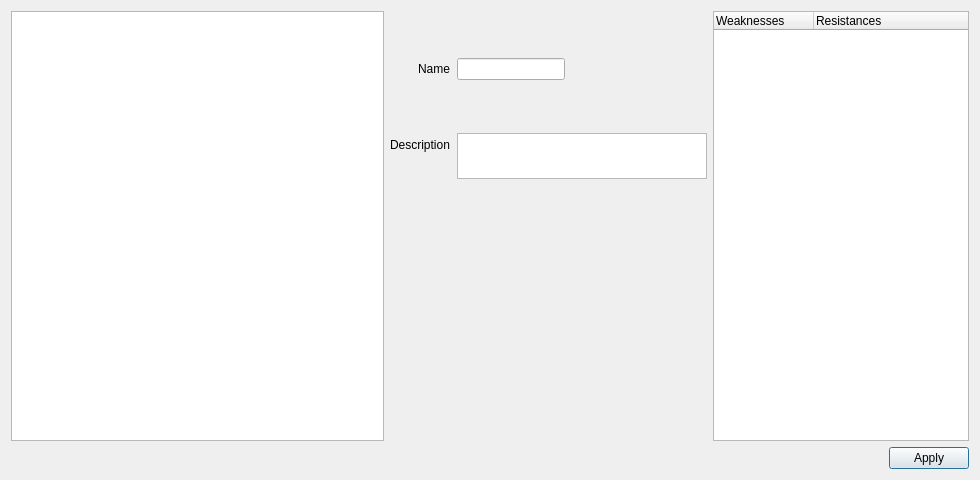
Old version of the form dsvedit/enemy.ui in the repository LagoLunatic/DSVEdit.
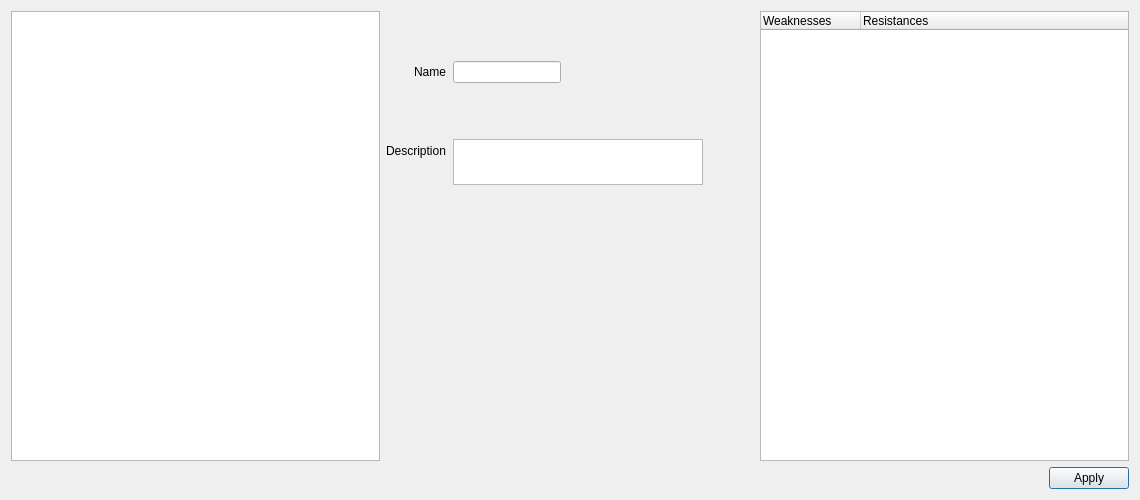
New version of the form.

Commit message:
Remove nonfunctional layout stretches
rbuic is bugged and ignores these when compiling the ui files.

The edit to the form file:
```diff
--- a/dsvedit/enemy.ui
+++ b/dsvedit/enemy.ui
@@ -6,8 +6,8 @@
    <rect>
     <x>0</x>
     <y>0</y>
-    <width>980</width>
-    <height>480</height>
+    <width>1140</width>
+    <height>500</height>
    </rect>
   </property>
   <property name="sizePolicy">
@@ -21,16 +21,9 @@
   </property>
   <layout class="QVBoxLayout" name="verticalLayout">
    <item>
-    <layout class="QHBoxLayout" name="horizontalLayout" stretch="1,0,0">
+    <layout class="QHBoxLayout" name="horizontalLayout">
      <item>
-      <widget class="QListWidget" name="enemy_list">
-       <property name="minimumSize">
-        <size>
-         <width>180</width>
-         <height>0</height>
-        </size>
-       </property>
-      </widget>
+      <widget class="QListWidget" name="enemy_list"/>
      </item>
      <item>
       <layout class="QVBoxLayout" name="verticalLayout_2">
```
The commit also changes 2 other files.
